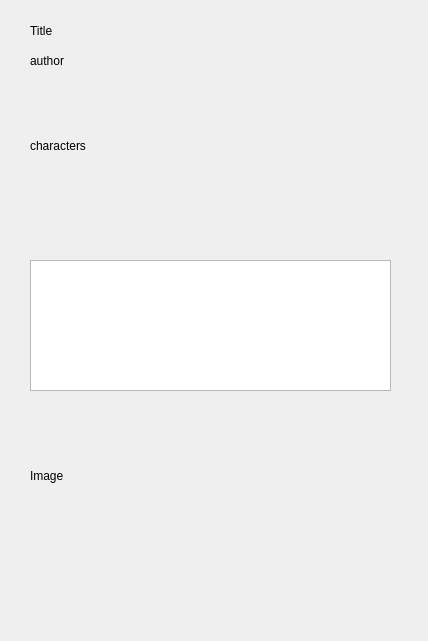
First picture: the form in data/qt_design/moreInfo_page.ui, repository escaleksey/tale_project, before the edit.
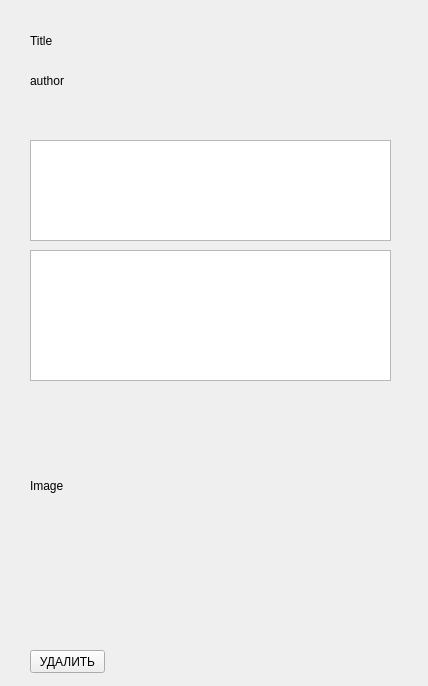
Second picture: the form after the edit.

The edit to the form file:
```diff
--- a/data/qt_design/moreInfo_page.ui
+++ b/data/qt_design/moreInfo_page.ui
@@ -7,7 +7,7 @@
     <x>0</x>
     <y>0</y>
     <width>428</width>
-    <height>641</height>
+    <height>686</height>
    </rect>
   </property>
   <property name="windowTitle">
@@ -19,7 +19,7 @@
      <x>30</x>
      <y>20</y>
      <width>371</width>
-     <height>21</height>
+     <height>41</height>
     </rect>
    </property>
    <property name="text">
@@ -30,7 +30,7 @@
    <property name="geometry">
     <rect>
      <x>30</x>
-     <y>50</y>
+     <y>70</y>
      <width>171</width>
      <height>21</height>
     </rect>
@@ -43,7 +43,7 @@
    <property name="geometry">
     <rect>
      <x>30</x>
-     <y>370</y>
+     <y>380</y>
      <width>371</width>
      <height>211</height>
     </rect>
@@ -52,19 +52,6 @@
     <string>Image</string>
    </property>
   </widget>
-  <widget class="QLabel" name="characters">
-   <property name="geometry">
-    <rect>
-     <x>30</x>
-     <y>70</y>
-     <width>381</width>
-     <height>151</height>
-    </rect>
-   </property>
-   <property name="text">
-    <string>characters</string>
-   </property>
-  </widget>
   <widget class="QTextBrowser" name="text_description">
    <property name="enabled">
     <bool>true</bool>
@@ -72,12 +59,35 @@
    <property name="geometry">
     <rect>
      <x>30</x>
-     <y>260</y>
+     <y>250</y>
      <width>361</width>
      <height>131</height>
     </rect>
    </property>
   </widget>
+  <widget class="QTextBrowser" name="characters">
+   <property name="geometry">
+    <rect>
+     <x>30</x>
+     <y>140</y>
+     <width>361</width>
+     <height>101</height>
+    </rect>
+   </property>
+  </widget>
+  <widget class="QPushButton" name="delete_btn">
+   <property name="geometry">
+    <rect>
+     <x>30</x>
+     <y>650</y>
+     <width>75</width>
+     <height>23</height>
+    </rect>
+   </property>
+   <property name="text">
+    <string>УДАЛИТЬ</string>
+   </property>
+  </widget>
  </widget>
  <resources/>
  <connections/>
```
